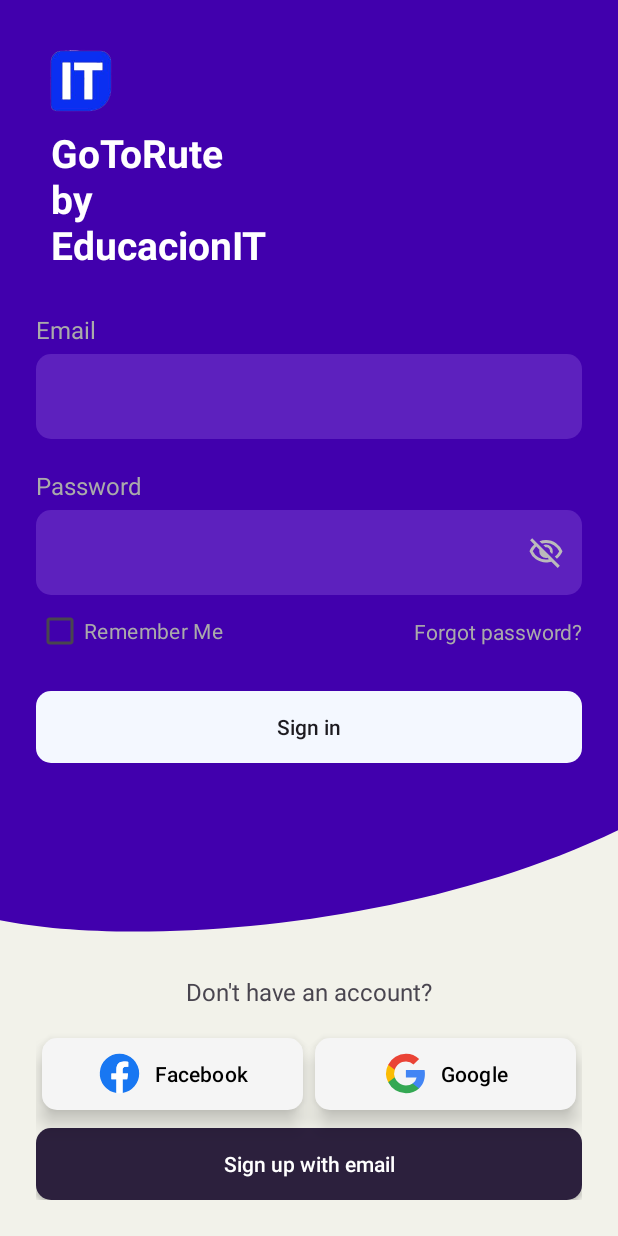
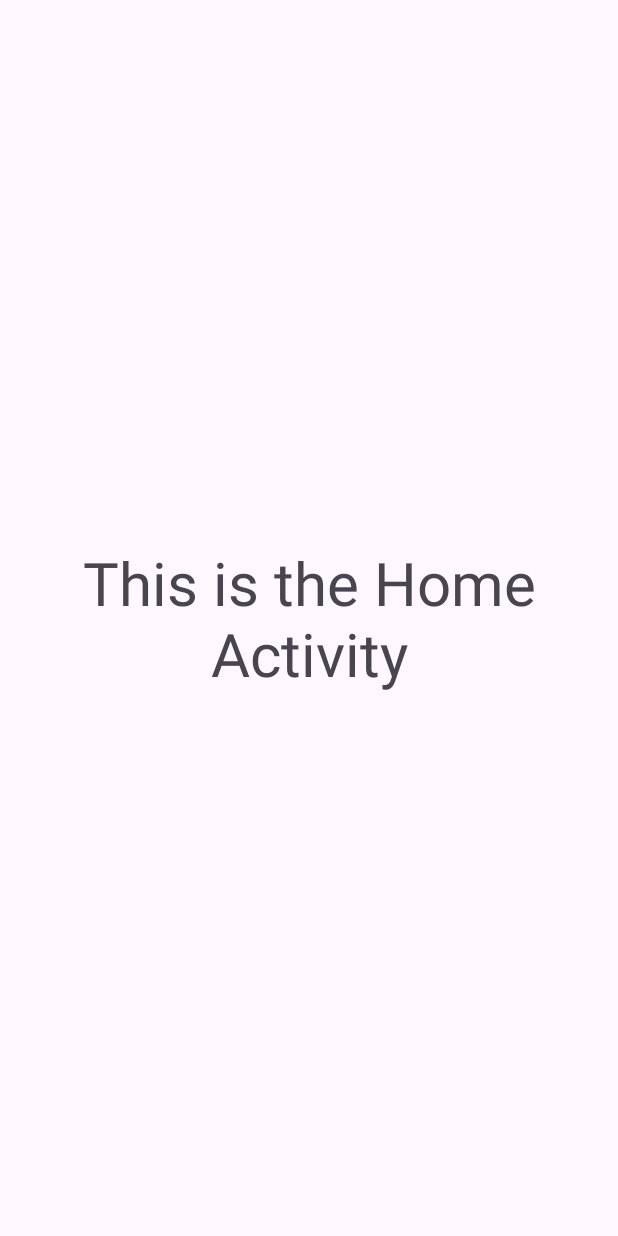
Before and after one commit to JoniAranguriProfe/go-to-rute, an Android app: the screen it shows after launch (LoginActivity before the commit, HomeActivity after it), on a phone screen of 412 x 824 dp. Run offline under Robolectric (Android 15) with nearby library versions, the phone set to English and light mode, and no system bars.

Commit message:
feat: Applying MVP architectural pattern to Login flow

```diff
--- a/app/src/main/AndroidManifest.xml
+++ b/app/src/main/AndroidManifest.xml
@@ -13,7 +13,10 @@
         android:theme="@style/Theme.GoToRute"
         tools:targetApi="31">
         <activity
-            android:name=".LoginActivity"
+            android:name=".home.view.HomeActivity"
+            android:exported="false" />
+        <activity
+            android:name=".login.view.LoginActivity"
             android:exported="true">
             <intent-filter>
                 <action android:name="android.intent.action.MAIN" />
--- a/app/src/main/java/com/educacionit/gotorute/LoginActivity.kt
+++ /dev/null
@@ -1,15 +0,0 @@
-package com.educacionit.gotorute
-
-import android.os.Bundle
-import androidx.activity.enableEdgeToEdge
-import androidx.appcompat.app.AppCompatActivity
-import androidx.core.view.ViewCompat
-import androidx.core.view.WindowInsetsCompat
-
-class LoginActivity : AppCompatActivity() {
-    override fun onCreate(savedInstanceState: Bundle?) {
-        super.onCreate(savedInstanceState)
-        enableEdgeToEdge()
-        setContentView(R.layout.activity_login)
-    }
-}
--- /dev/null
+++ b/app/src/main/java/com/educacionit/gotorute/contract/BaseContract.kt
@@ -0,0 +1,16 @@
+package com.educacionit.gotorute.contract
+
+import android.content.Context
+
+interface BaseContract {
+    interface IBaseView {
+        fun showErrorMessage(message: String)
+
+        fun getViewContext(): Context
+    }
+
+    interface IBasePresenter<T : IBaseView> {
+        fun attachView(loginView: T)
+    }
+
+}
--- /dev/null
+++ b/app/src/main/java/com/educacionit/gotorute/contract/LoginContract.kt
@@ -0,0 +1,17 @@
+package com.educacionit.gotorute.contract
+
+interface LoginContract {
+    interface LoginView : BaseContract.IBaseView {
+        fun openMapsScreen()
+    }
+
+    interface ILoginPresenter<T : BaseContract.IBaseView> : BaseContract.IBasePresenter<T> {
+        fun loginWithEmailAndPassword(email: String, password: String)
+        fun loginWithProvider(provider: String)
+    }
+
+    interface LoginModel {
+        fun loginWithEmailAndPassword(email: String, password: String): Boolean
+        fun loginWithProvider(provider: String)
+    }
+}
--- /dev/null
+++ b/app/src/main/java/com/educacionit/gotorute/home/view/HomeActivity.kt
@@ -0,0 +1,21 @@
+package com.educacionit.gotorute.home.view
+
+import android.os.Bundle
+import androidx.activity.enableEdgeToEdge
+import androidx.appcompat.app.AppCompatActivity
+import androidx.core.view.ViewCompat
+import androidx.core.view.WindowInsetsCompat
+import com.educacionit.gotorute.R
+
+class HomeActivity : AppCompatActivity() {
+    override fun onCreate(savedInstanceState: Bundle?) {
+        super.onCreate(savedInstanceState)
+        enableEdgeToEdge()
+        setContentView(R.layout.activity_home)
+        ViewCompat.setOnApplyWindowInsetsListener(findViewById(R.id.main)) { v, insets ->
+            val systemBars = insets.getInsets(WindowInsetsCompat.Type.systemBars())
+            v.setPadding(systemBars.left, systemBars.top, systemBars.right, systemBars.bottom)
+            insets
+        }
+    }
+}
--- /dev/null
+++ b/app/src/main/java/com/educacionit/gotorute/login/model/FacebookLoginProvider.kt
@@ -0,0 +1,4 @@
+package com.educacionit.gotorute.login.model
+
+class FacebookLoginProvider {
+}
--- /dev/null
+++ b/app/src/main/java/com/educacionit/gotorute/login/model/GoogleLoginProvider.kt
@@ -0,0 +1,4 @@
+package com.educacionit.gotorute.login.model
+
+class GoogleLoginProvider {
+}
--- /dev/null
+++ b/app/src/main/java/com/educacionit/gotorute/login/model/LoginRepository.kt
@@ -0,0 +1,14 @@
+package com.educacionit.gotorute.login.model
+
+import com.educacionit.gotorute.contract.LoginContract
+
+class LoginRepository : LoginContract.LoginModel {
+    override fun loginWithEmailAndPassword(email: String, password: String): Boolean {
+        // To be completed
+        return false
+    }
+
+    override fun loginWithProvider(provider: String) {
+        // To be completed
+    }
+}
--- /dev/null
+++ b/app/src/main/java/com/educacionit/gotorute/login/presenter/LoginPresenter.kt
@@ -0,0 +1,57 @@
+package com.educacionit.gotorute.login.presenter
+
+import android.content.Context
+import android.content.SharedPreferences
+import android.preference.PreferenceManager
+import android.util.Patterns
+import com.educacionit.gotorute.contract.BaseContract
+import com.educacionit.gotorute.contract.LoginContract
+
+class LoginPresenter(private val loginModel: LoginContract.LoginModel) :
+    LoginContract.ILoginPresenter<LoginContract.LoginView> {
+    private lateinit var loginView: LoginContract.LoginView
+    override fun loginWithEmailAndPassword(email: String, password: String) {
+        if (!isValidEmail(email)) {
+            loginView.showErrorMessage("El formato del email no es valido")
+            return
+        }
+        val loginResult = loginModel.loginWithEmailAndPassword(email, password)
+        if (!loginResult) {
+            loginView.showErrorMessage("No se pudo loguear, pero por ahora puede continuar")
+        }
+        saveSession()
+        loginView.openMapsScreen()
+    }
+
+    private fun saveSession() {
+        val sharedPreferences: SharedPreferences =
+            PreferenceManager.getDefaultSharedPreferences(loginView.getViewContext())
+        val editor: SharedPreferences.Editor = sharedPreferences.edit()
+        editor.putBoolean(FAKE_LOGIN_PREFERENCES_KEY, true)
+        editor.apply()
+    }
+
+    private fun checkSession(context: Context?) = context?.let {
+        !PreferenceManager.getDefaultSharedPreferences(context)
+            .getBoolean(FAKE_LOGIN_PREFERENCES_KEY, false)
+    } ?: false
+
+    private fun isValidEmail(email: String): Boolean {
+        return (email.isNotEmpty() && Patterns.EMAIL_ADDRESS.matcher(email).matches());
+    }
+
+    override fun loginWithProvider(provider: String) {
+        // To be completed
+    }
+
+    override fun attachView(loginView: LoginContract.LoginView) {
+        this.loginView = loginView
+        if (checkSession(loginView.getViewContext())) {
+            this.loginView.openMapsScreen()
+        }
+    }
+
+    companion object {
+        const val FAKE_LOGIN_PREFERENCES_KEY = "FAKE_LOGIN_PREFERENCES_KEY"
+    }
+}
--- /dev/null
+++ b/app/src/main/java/com/educacionit/gotorute/login/view/LoginActivity.kt
@@ -0,0 +1,59 @@
+package com.educacionit.gotorute.login.view
+
+import android.content.Context
+import android.content.Intent
+import android.os.Bundle
+import android.widget.Toast
+import androidx.activity.enableEdgeToEdge
+import androidx.appcompat.app.AppCompatActivity
+import androidx.appcompat.widget.AppCompatButton
+import com.educacionit.gotorute.R
+import com.educacionit.gotorute.contract.LoginContract
+import com.educacionit.gotorute.home.view.HomeActivity
+import com.educacionit.gotorute.login.model.LoginRepository
+import com.educacionit.gotorute.login.presenter.LoginPresenter
+import com.google.android.material.textfield.TextInputLayout
+
+class LoginActivity : AppCompatActivity(), LoginContract.LoginView {
+    private lateinit var loginPresenter: LoginContract.ILoginPresenter<LoginContract.LoginView>
+
+    override fun onCreate(savedInstanceState: Bundle?) {
+        super.onCreate(savedInstanceState)
+        enableEdgeToEdge()
+        setContentView(R.layout.activity_login)
+        initPresenter()
+        initViews()
+    }
+
+    private fun initViews() {
+        val passwordInput = findViewById<TextInputLayout>(R.id.input_layout_password)
+        val emailInput = findViewById<TextInputLayout>(R.id.input_layout_email)
+        val signInButton = findViewById<AppCompatButton>(R.id.sign_in_button)
+        signInButton.setOnClickListener {
+            loginPresenter.loginWithEmailAndPassword(
+                emailInput.editText?.text.toString(),
+                passwordInput.editText?.text.toString()
+            )
+        }
+    }
+
+    private fun initPresenter() {
+        val loginModel = LoginRepository()
+        loginPresenter = LoginPresenter(loginModel)
+        loginPresenter.attachView(this)
+    }
+
+    override fun showErrorMessage(message: String) {
+        Toast.makeText(this, message, Toast.LENGTH_SHORT).show()
+    }
+
+    override fun getViewContext(): Context {
+        return this
+    }
+
+    override fun openMapsScreen() {
+        val intent = Intent(this, HomeActivity::class.java)
+        startActivity(intent)
+        finish()
+    }
+}
--- /dev/null
+++ b/app/src/main/res/layout/activity_home.xml
@@ -0,0 +1,20 @@
+<?xml version="1.0" encoding="utf-8"?>
+<androidx.constraintlayout.widget.ConstraintLayout xmlns:android="http://schemas.android.com/apk/res/android"
+    xmlns:app="http://schemas.android.com/apk/res-auto"
+    xmlns:tools="http://schemas.android.com/tools"
+    android:id="@+id/main"
+    android:layout_width="match_parent"
+    android:layout_height="match_parent"
+    tools:context=".home.view.HomeActivity">
+
+    <TextView
+        android:layout_width="wrap_content"
+        android:layout_height="wrap_content"
+        android:gravity="center"
+        android:text="This is the Home Activity"
+        android:textSize="40dp"
+        app:layout_constraintBottom_toBottomOf="parent"
+        app:layout_constraintEnd_toEndOf="parent"
+        app:layout_constraintStart_toStartOf="parent"
+        app:layout_constraintTop_toTopOf="parent" />
+</androidx.constraintlayout.widget.ConstraintLayout>
--- a/app/src/main/res/layout/activity_login.xml
+++ b/app/src/main/res/layout/activity_login.xml
@@ -7,7 +7,7 @@
     android:layout_height="match_parent"
     android:background="@drawable/login_background"
     android:padding="24dp"
-    tools:context=".LoginActivity">
+    tools:context=".login.view.LoginActivity">
 
     <ImageView
         android:id="@+id/company_icon"
```
